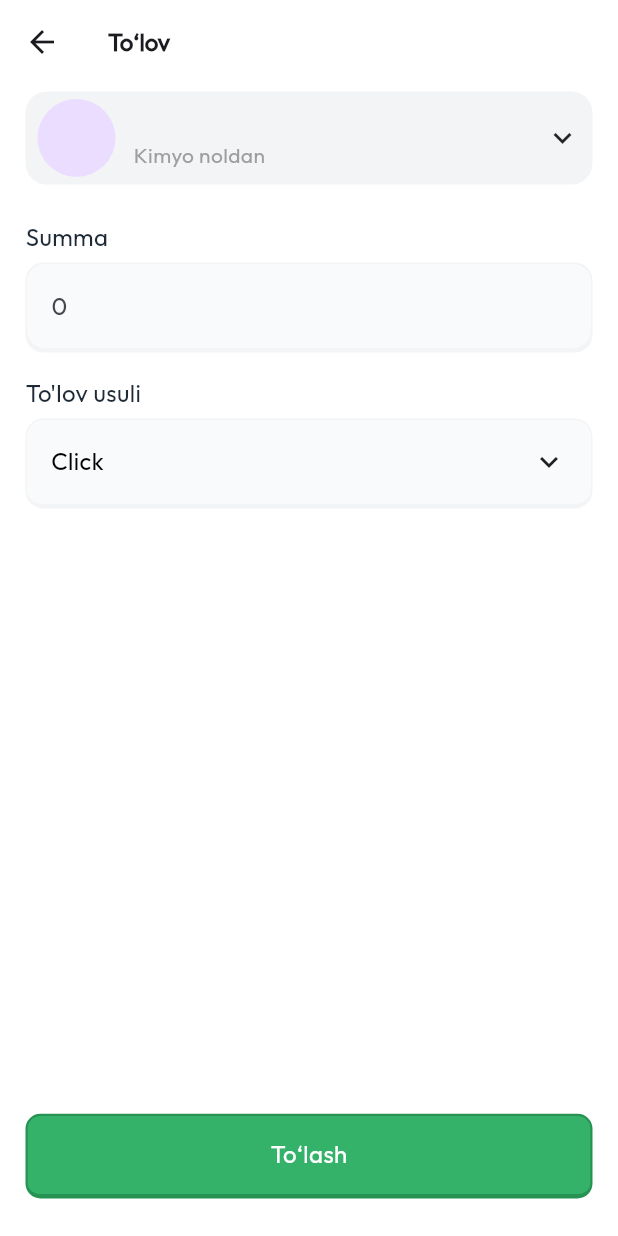
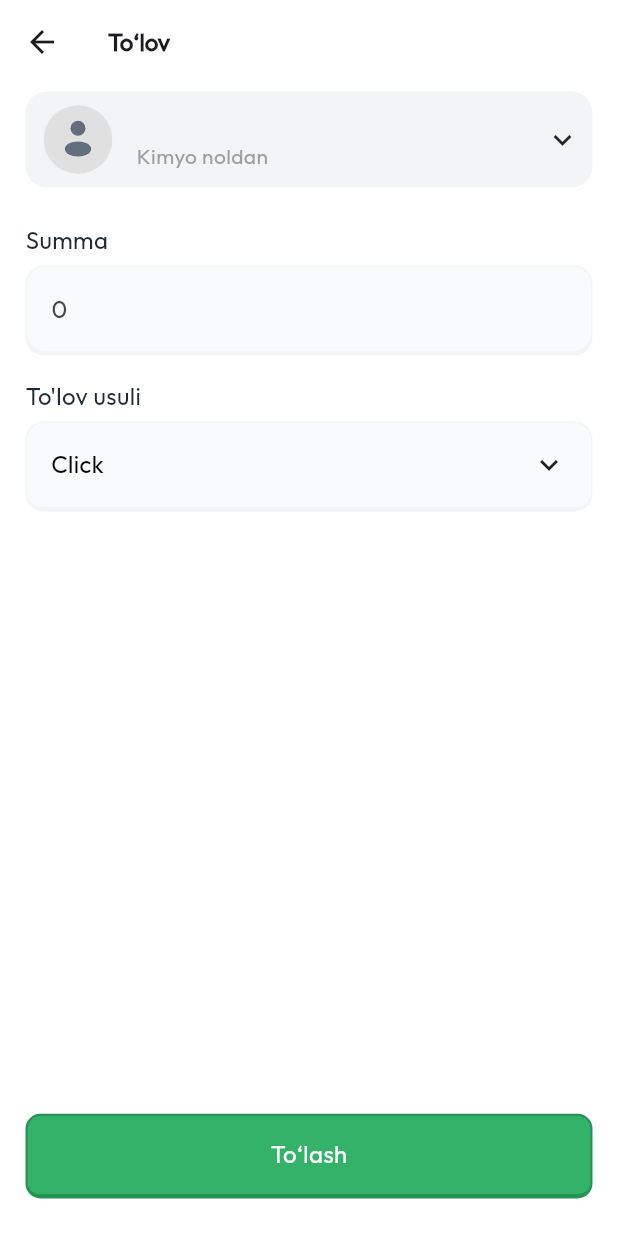
Before and after one commit to ahmadullo2023/FitratParent, a Flutter app: the PaymentScreen screen opened directly, on a phone screen of 412 x 824 dp. Run offline on Flutter 3.47's test engine with Material 3 defaults, Android fonts, the phone set to English and light mode, and no system bars; our stand-ins replace another_flushbar, badges, bloc, cached_network_image, carousel_slider, connectivity_plus and 24 more; missing offline and left inert: chuck_interceptor, talker_dio_logger; accounts and stored records are empty; generated files the repository leaves out were written again; project files that could hold a hidden picture were left out.

Commit message:
some change

```diff
--- a/lib/presentation/home/home_screen.dart
+++ b/lib/presentation/home/home_screen.dart
@@ -60,6 +60,8 @@ class _HomeScreenState extends State<HomeScreen> {
   @override
   Widget build(BuildContext context) {
     final student = context.watch<MainBloc>().state.studentModel;
+    final student2 = context.watch<MainBloc>().state.meModel;
+
     return BlocBuilder<MainBloc, MainState>(builder: (context, mainState) {
       return BlocBuilder<ProfileBloc, ProfileState>(
         builder: (proContext, proState) {
@@ -70,7 +72,7 @@ class _HomeScreenState extends State<HomeScreen> {
                     ? 0
                     : student?.ball?.toDouble() ?? 0,
                 isLoading: mainState.status == StudentStatus.loading,
-                userImage: student?.photo?.file,
+                userImage: student2?.photo?.file,
               ),
               body: Container(
                   height: double.infinity,
@@ -623,6 +625,7 @@ class _HomeScreenState extends State<HomeScreen> {
           itemBuilder: (context, index) {
             return StoryAvatar(
               imageUrl: stories[index].photo?.file,
+              storyText: stories[index].text,
               isRead: stories[index].seen,
               onClick: () {
                 context.read<HomeBloc>().add(LoadStories());
--- a/lib/presentation/home/widgets/item_story.dart
+++ b/lib/presentation/home/widgets/item_story.dart
@@ -3,12 +3,14 @@ import 'package:flutter/material.dart';
 class StoryAvatar extends StatefulWidget {
   final String? imageUrl;
   final bool isRead;
+  final String? storyText;
   final double size;
   final VoidCallback onClick;
 
   const StoryAvatar({
     super.key,
     required this.imageUrl,
+    this.storyText,
     this.isRead = false,
     this.size = 68,
     required this.onClick,
@@ -91,12 +93,11 @@ class _StoryAvatarState extends State<StoryAvatar> {
                     ),
                   ),
                 ),
-                // 👇 Text on top of gradient
                 Positioned(
                   top: 45,
                   left: 5,
                   child: Text(
-                    "Story text...",
+                    widget.storyText ?? "Story text...",
                     style: TextStyle(fontSize: 10, color: Colors.white),
                   ),
                 ),
--- a/lib/presentation/payments/pages/payment_single.dart
+++ b/lib/presentation/payments/pages/payment_single.dart
@@ -3,7 +3,10 @@ import 'package:fitrat_parent2/presentation/payments/bloc/payment_bloc.dart';
 import 'package:fitrat_parent2/presentation/widgets/custom_button.dart';
 import 'package:flutter/material.dart';
 import 'package:flutter_bloc/flutter_bloc.dart';
+import 'package:flutter_svg/svg.dart';
 import 'package:url_launcher/url_launcher.dart';
+
+import '../../../utils/app_assets.dart';
 
 String selectedValue = "Click";
 int selectedIndex = 0;
@@ -82,8 +85,25 @@ class _PaymentScreenState extends State<PaymentScreen> {
                             ),
                             child: Row(
                               children: [
-                                const CircleAvatar(
-                                  radius: 26,
+                                Padding(
+                                  padding: const EdgeInsets.all(4),
+                                  child: ClipOval(
+                                    child: Container(
+                                      height: 46,
+                                      width: 46,
+                                      decoration: BoxDecoration(
+                                        borderRadius: BorderRadius.circular(30),
+                                        color: Colors.grey.shade300,
+                                      ),
+                                      child: Padding(
+                                        padding: const EdgeInsets.all(8),
+                                        child: SvgPicture.asset(
+                                          AppIcons.person,
+                                          fit: BoxFit.cover,
+                                        ),
+                                      ),
+                                    ),
+                                  ),
                                 ),
                                 const SizedBox(width: 12),
                                 Expanded(
@@ -220,8 +240,7 @@ class _PaymentScreenState extends State<PaymentScreen> {
                               if (_formKey.currentState!.validate()) {
                                 bloc.add(PayEvent(
                                   lid: '',
-                                  student:
-                                      '07ed9628-1d05-41a3-b8c6-e347a0178294',
+                                  student: '07ed9628-1d05-41a3-b8c6-e347a0178294',
                                   amount: _amountController.text,
                                   type: selectedValue ?? "Click",
                                 ));
--- a/lib/presentation/profile/widgets/dialogs.dart
+++ b/lib/presentation/profile/widgets/dialogs.dart
@@ -51,14 +51,14 @@ void showConfirmDialog({
             ),
             const SizedBox(height: 24),
             Row(
-              mainAxisAlignment: MainAxisAlignment.end,
+              // mainAxisAlignment: MainAxisAlignment.end,
               children: [
                 // Cancel
                 GestureDetector(
                   onTap: () => Navigator.pop(context),
                   child: Container(
                     height: 40,
-                    width: 87,
+                    width: 130,
                     alignment: Alignment.center,
                     decoration: BoxDecoration(
                       color: const Color(0xFFF3F4F6),
@@ -82,7 +82,7 @@ void showConfirmDialog({
                   onTap: onConfirm,
                   child: Container(
                     height: 40,
-                    width: 100,
+                    width: 130,
                     alignment: Alignment.center,
                     decoration: BoxDecoration(
                       color: confirmColor,
--- a/lib/presentation/profile/widgets/edit_profile/edit_profile_screen.dart
+++ b/lib/presentation/profile/widgets/edit_profile/edit_profile_screen.dart
@@ -237,7 +237,7 @@ class _EditProfileScreenState extends State<EditProfileScreen> {
                     builder: (context, editState) {
                       return Padding(
                         padding: const EdgeInsets.symmetric(
-                            horizontal: 16, vertical: 16),
+                            horizontal: 16, vertical: 22),
                         child: CustomButton(
                           text: "Saqlash",
                           // isLoading: editState.status == PutStatus.loading,
```
Also changed, not shown: lib/presentation/children/childern_page.dart (+24 -4 lines), lib/presentation/events/event_detail.dart (+16 -10 lines), lib/presentation/home/repository/home_repository.dart (+7 -20 lines), lib/presentation/payments/model/payment_history_model.dart (+14 -1 lines), lib/presentation/payments/pages/payment_page.dart (+24 -14 lines), lib/presentation/payments/repository/repository.dart (+4 -5 lines), lib/presentation/profile/profile_screen.dart (+9 -7 lines), lib/presentation/widgets/custom_app_bar.dart (+4 -49 lines), lib/presentation/payments/model/payment_history_model.freezed.dart, lib/presentation/payments/model/payment_history_model.g.dart.
